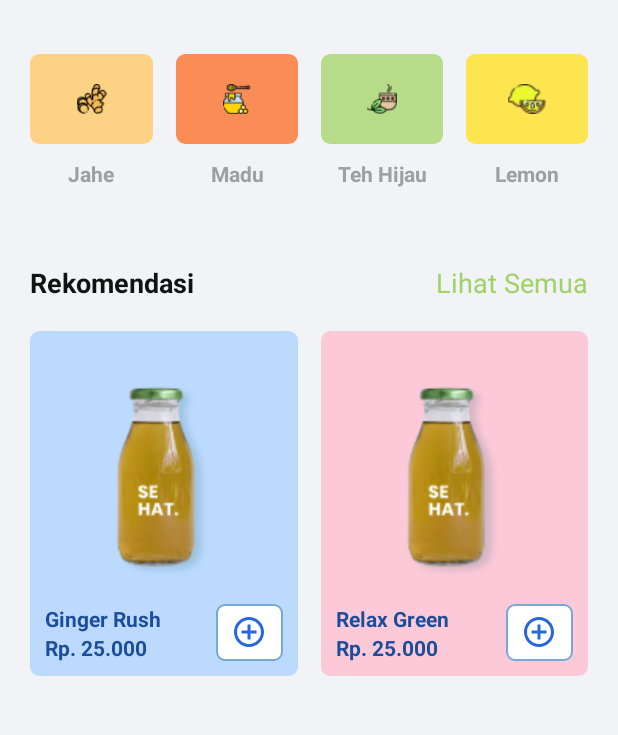
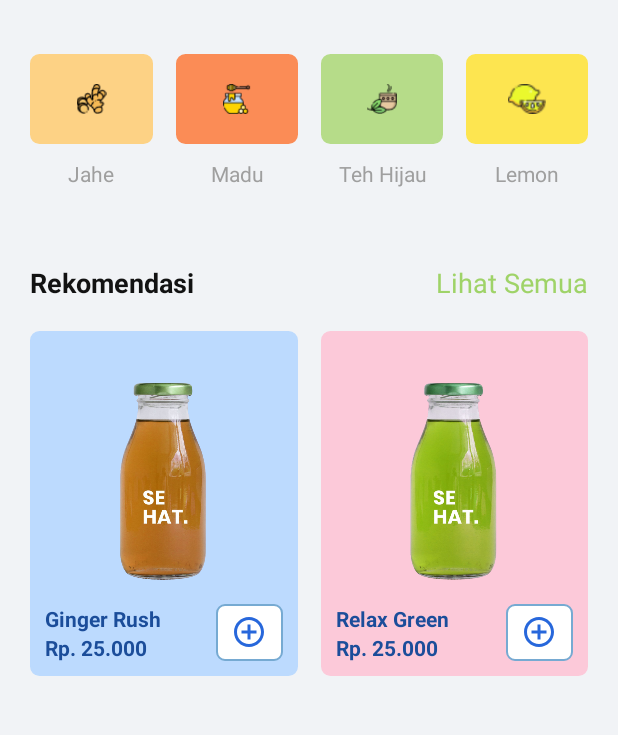
Before and after one commit to antarezaghifary/minuman-sehat, an Android app: the screen it shows after launch (MainActivity), on a phone screen of 412 x 824 dp, the part 210-945 px from its top. Run offline under Robolectric (Android 15) with nearby library versions, the phone set to English and light mode, and no system bars.

Commit message:
Update Tampilan Home

```diff
--- a/app/src/main/res/layout/activity_main.xml
+++ b/app/src/main/res/layout/activity_main.xml
@@ -94,7 +94,6 @@
                 </LinearLayout>
                 <TextView
                     android:layout_marginTop="10dp"
-                    android:textStyle="bold"
                     android:textColor="#9F9F9F"
                     android:layout_weight="1"
                     android:text="Jahe"
@@ -137,7 +136,6 @@
                 </LinearLayout>
                 <TextView
                     android:layout_marginTop="10dp"
-                    android:textStyle="bold"
                     android:textColor="#9F9F9F"
                     android:layout_weight="1"
                     android:text="Madu"
@@ -178,7 +176,6 @@
                 </LinearLayout>
                 <TextView
                     android:layout_marginTop="10dp"
-                    android:textStyle="bold"
                     android:textColor="#9F9F9F"
                     android:layout_weight="1"
                     android:text="Teh Hijau"
@@ -219,7 +216,6 @@
                 </LinearLayout>
                 <TextView
                     android:layout_marginTop="10dp"
-                    android:textStyle="bold"
                     android:textColor="#9F9F9F"
                     android:layout_weight="1"
                     android:text="Lemon"
@@ -289,7 +285,7 @@
                     <ImageView
                         android:scaleType="fitCenter"
                         android:layout_margin="20dp"
-                        android:src="@drawable/jahe"
+                        android:src="@drawable/minum2d"
                         android:layout_width="match_parent"
                         android:layout_height="140dp"
                         tools:ignore="ContentDescription" />
@@ -372,7 +368,7 @@
                     <ImageView
                         android:scaleType="fitCenter"
                         android:layout_margin="20dp"
-                        android:src="@drawable/jahe"
+                        android:src="@drawable/minum1d"
                         android:layout_width="match_parent"
                         android:layout_height="140dp"
                         tools:ignore="ContentDescription" />
```
